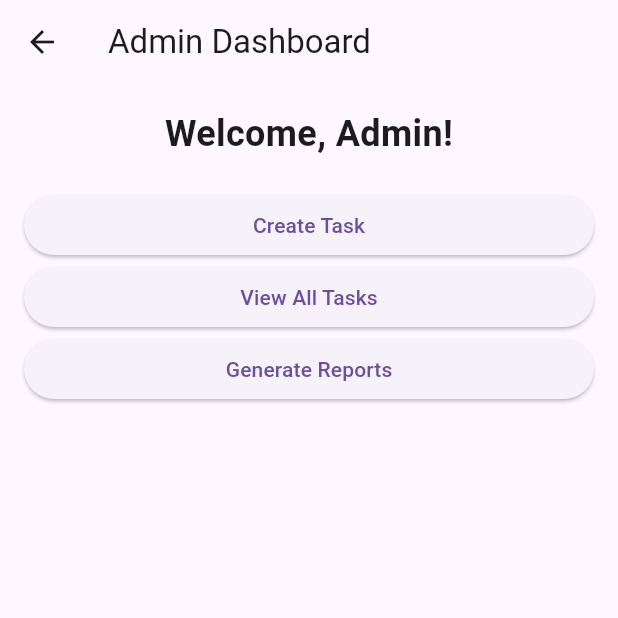
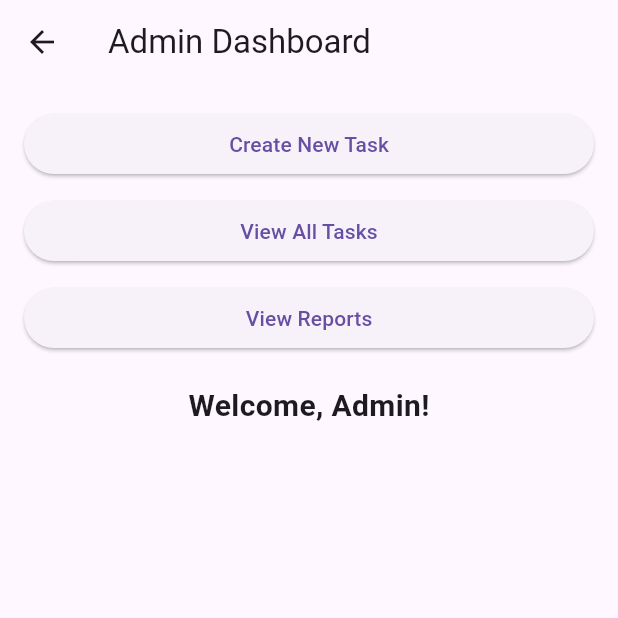
Before and after one commit to ekrajghimire/Work-Chart-System, a Flutter app: the AdminDashboard screen opened by its route, on a phone screen of 412 x 824 dp, the top half of it. Run offline on Flutter 3.47's test engine with Material 3 defaults, Android fonts, the phone set to English and light mode, and no system bars; our stand-ins replace sqflite; accounts and stored records are empty.

Commit message:
View All Tasks Screen

```diff
--- a/lib/main.dart
+++ b/lib/main.dart
@@ -24,6 +24,7 @@
         '/admin_dashboard': (context) => AdminDashboard(),
         '/crew_dashboard': (context) => CrewDashboard(),
         '/create_task': (context) => CreateTaskScreen(),
+        '/view_all_tasks': (context) => ViewAllTasksScreen(),
       },
       debugShowCheckedModeBanner: false,
     );
--- a/lib/screens/admin_dashboard_screen.dart
+++ b/lib/screens/admin_dashboard_screen.dart
@@ -12,29 +12,37 @@ class AdminDashboard extends StatelessWidget {
         child: Column(
           crossAxisAlignment: CrossAxisAlignment.stretch,
           children: [
-            Text(
-              'Welcome, Admin!',
-              style: TextStyle(fontSize: 24, fontWeight: FontWeight.bold),
-              textAlign: TextAlign.center,
-            ),
-            SizedBox(height: 20),
             ElevatedButton(
               onPressed: () {
+                // Navigate to Create Task Screen
                 Navigator.pushNamed(context, '/create_task');
               },
-              child: Text('Create Task'),
+              child: Text('Create New Task'),
             ),
+            SizedBox(height: 10),
             ElevatedButton(
               onPressed: () {
-                Navigator.pushNamed(context, '/view_tasks');
+                // Navigate to View All Tasks Screen
+                Navigator.pushNamed(context, '/view_all_tasks');
               },
               child: Text('View All Tasks'),
             ),
+            SizedBox(height: 10),
             ElevatedButton(
               onPressed: () {
-                Navigator.pushNamed(context, '/reports');
+                // Placeholder for View Reports
+                ScaffoldMessenger.of(context).showSnackBar(
+                  SnackBar(content: Text('View Reports feature coming soon!')),
+                );
               },
-              child: Text('Generate Reports'),
+              child: Text('View Reports'),
+            ),
+            SizedBox(height: 20),
+            Center(
+              child: Text(
+                'Welcome, Admin!',
+                style: TextStyle(fontSize: 20, fontWeight: FontWeight.bold),
+              ),
             ),
           ],
         ),
```
